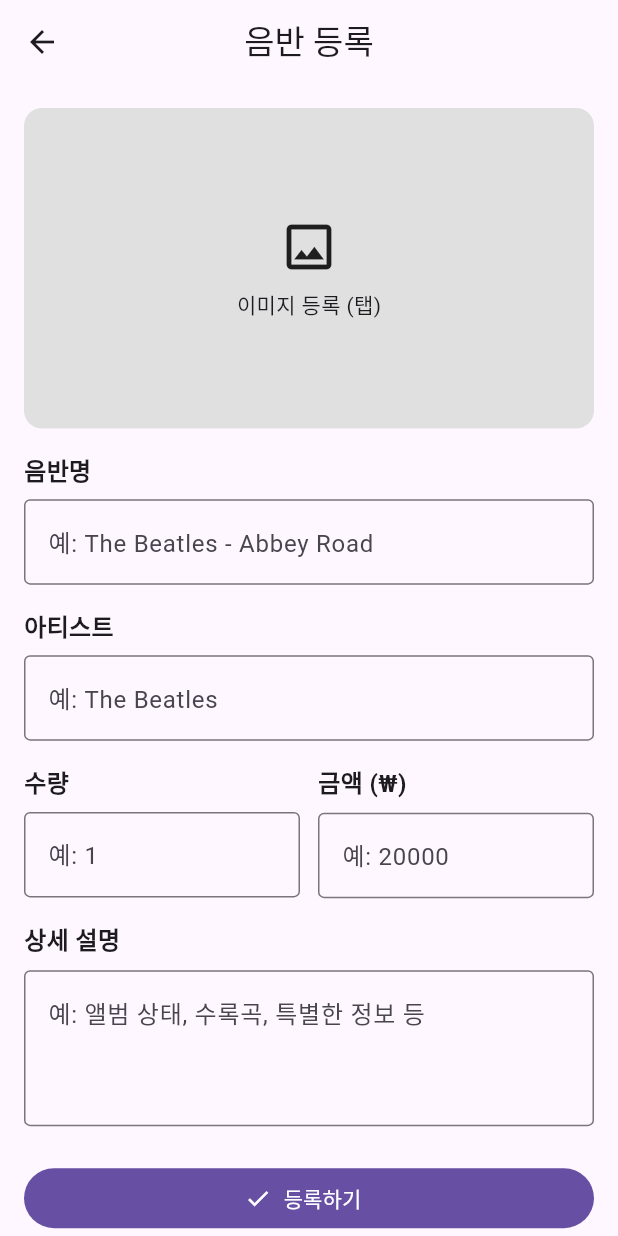
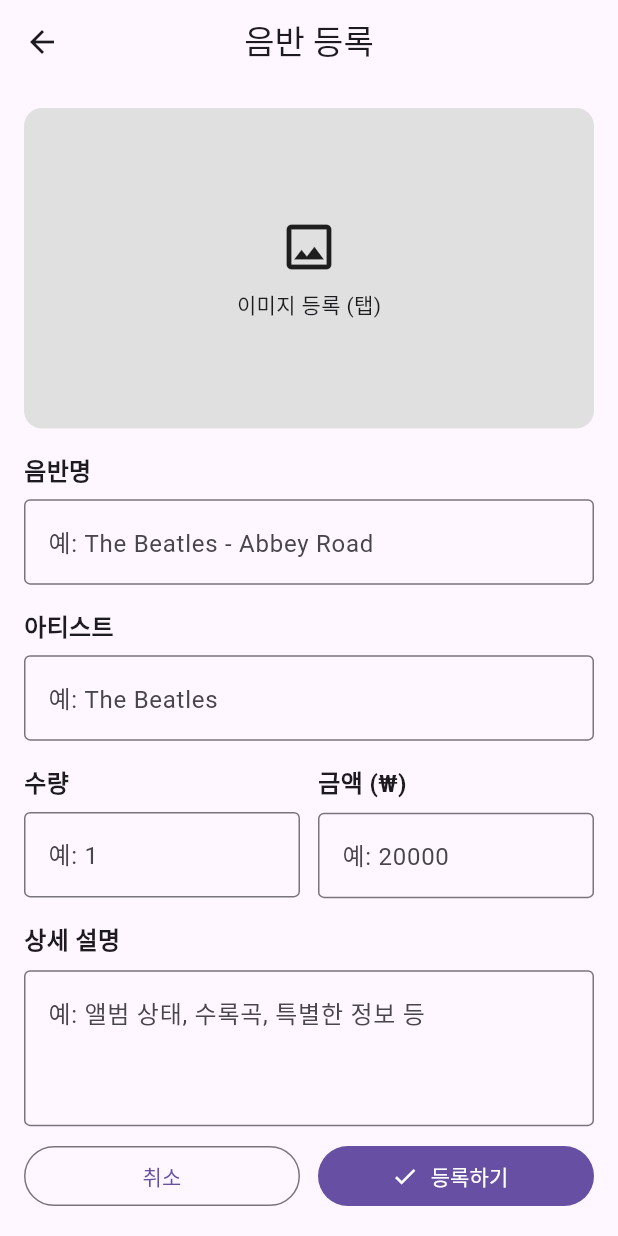
Before and after one commit to hs960830-blip/flutter_uandi, a Flutter app: the RecordCreate screen opened directly, on a phone screen of 412 x 824 dp. Run offline on Flutter 3.47's test engine with Material 3 defaults, Android fonts, the light colour scheme and no system bars.

Commit message:
등록페이지_초안

```diff
--- a/lib/view/record_create.dart
+++ b/lib/view/record_create.dart
@@ -31,7 +31,7 @@ class _RecordCreateState extends State<RecordCreate> {
     return Scaffold(
       appBar: AppBar(title: const Text('음반 등록'), centerTitle: true),
       body: SingleChildScrollView(
-        padding: const EdgeInsets.all(16),
+        padding: const EdgeInsets.fromLTRB(16, 16, 16, 120),
         child: Column(
           crossAxisAlignment: CrossAxisAlignment.start,
           children: [
@@ -202,11 +202,24 @@ class _RecordCreateState extends State<RecordCreate> {
                 hintText: '예: 앨범 상태, 수록곡, 특별한 정보 등',
               ),
             ),
-            const SizedBox(height: 24),
-
-            // 🔹 5) 등록 버튼
-            SizedBox(
-              width: double.infinity,
+          ],
+        ),
+      ),
+      bottomNavigationBar: SafeArea(
+        child: Padding(
+          padding: const EdgeInsets.fromLTRB(16, 8, 16, 16),
+          child: Row(
+            children: [
+              // 취소
+              Expanded(
+                child: OutlinedButton(
+                  onPressed: () => Navigator.pop(context),
+                  child: const Text('취소'),
+                ),
+              ),
+              const SizedBox(width: 12),
+              // 등록하기
+              Expanded(
                 child: FilledButton.icon(
                   onPressed: () {
                     final title = _title.text.trim();
@@ -216,7 +229,6 @@ class _RecordCreateState extends State<RecordCreate> {
                     final desc = _description.text.trim();
                     final image = _imageUrl.text.trim();
 
-                  // 입력값 출력 확인용
                     print(
                       '🎵 $title | $artist | $stock | $price | $desc | $image',
                     );
@@ -232,6 +244,7 @@ class _RecordCreateState extends State<RecordCreate> {
             ],
           ),
         ),
+      ),
     );
   }
 }
```
Lines whose indentation alone changed are shown as unchanged.
